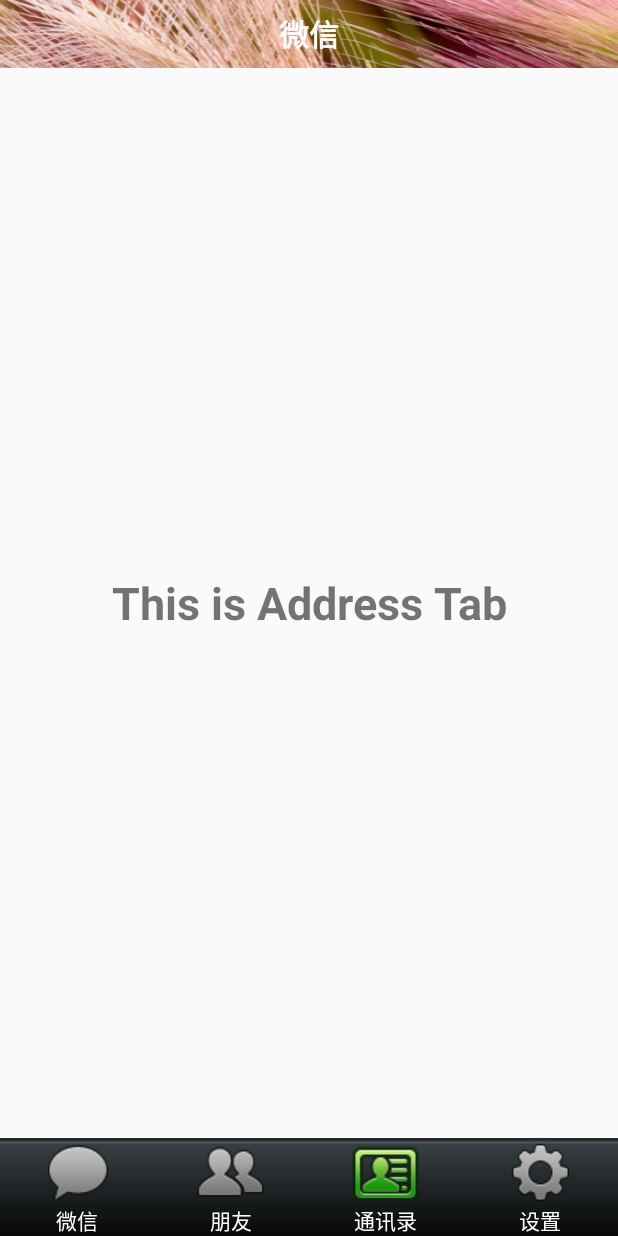
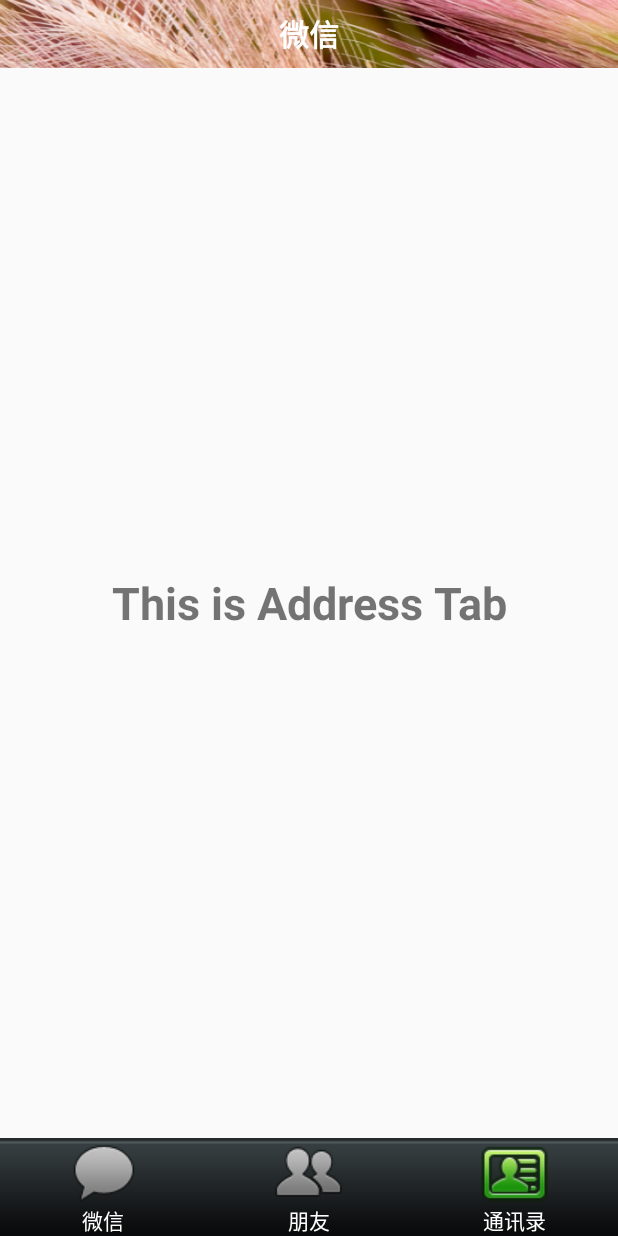
Before and after one commit to Issacwww/Yneed0.0.0, an Android app: the screen it shows after launch (Yneedapp), after a tap on "通讯录", on a phone screen of 412 x 824 dp. Run offline under Robolectric (Android 15) with nearby library versions, the phone set to English and light mode, and no system bars; 2 other taps on this screen came first.

Commit message:
导航栏页面减少为三个

```diff
--- a/app/src/main/java/com/yneed/yneed/Yneedapp.java
+++ b/app/src/main/java/com/yneed/yneed/Yneedapp.java
@@ -36,12 +36,11 @@ public class Yneedapp extends Activity implements OnClickListener
     private LinearLayout mTabWeixin;
     private LinearLayout mTabFrd;
     private LinearLayout mTabAddress;
-    private LinearLayout mTabSetting;
 
     private ImageButton mWeixinImg;
     private ImageButton mFrdImg;
     private ImageButton mAddressImg;
-    private ImageButton mSettingImg;
+
 
     @Override
     protected void onCreate(Bundle savedInstanceState)
@@ -61,7 +60,6 @@ public class Yneedapp extends Activity implements OnClickListener
         mTabWeixin.setOnClickListener(this);
         mTabFrd.setOnClickListener(this);
         mTabAddress.setOnClickListener(this);
-        mTabSetting.setOnClickListener(this);
         mViewPager.addOnPageChangeListener(new OnPageChangeListener()
         {
 
@@ -82,10 +80,7 @@ public class Yneedapp extends Activity implements OnClickListener
                         mAddressImg
                                 .setImageResource(R.drawable.tab_address_pressed);
                         break;
-                    case 3:
-                        mSettingImg
-                                .setImageResource(R.drawable.tab_settings_pressed);
-                        break;
+
 
                 }
 
@@ -112,22 +107,20 @@ public class Yneedapp extends Activity implements OnClickListener
         mTabWeixin = (LinearLayout) findViewById(R.id.id_tab_weixin);
         mTabFrd = (LinearLayout) findViewById(R.id.id_tab_frd);
         mTabAddress = (LinearLayout) findViewById(R.id.id_tab_address);
-        mTabSetting = (LinearLayout) findViewById(R.id.id_tab_settings);
+
         // ImageButton
         mWeixinImg = (ImageButton) findViewById(R.id.id_tab_weixin_img);
         mFrdImg = (ImageButton) findViewById(R.id.id_tab_frd_img);
         mAddressImg = (ImageButton) findViewById(R.id.id_tab_address_img);
-        mSettingImg = (ImageButton) findViewById(R.id.id_tab_settings_img);
+
 
         LayoutInflater mInflater = LayoutInflater.from(this);
         View tab01 = mInflater.inflate(R.layout.tab01, null);
         View tab02 = mInflater.inflate(R.layout.tab02, null);
         View tab03 = mInflater.inflate(R.layout.tab03, null);
-        View tab04 = mInflater.inflate(R.layout.tab04, null);
         mViews.add(tab01);
         mViews.add(tab02);
         mViews.add(tab03);
-        mViews.add(tab04);
 
         mAdapter = new PagerAdapter()
         {
@@ -182,11 +175,6 @@ public class Yneedapp extends Activity implements OnClickListener
                 mViewPager.setCurrentItem(2);
                 mAddressImg.setImageResource(R.drawable.tab_address_pressed);
                 break;
-            case R.id.id_tab_settings:
-                mViewPager.setCurrentItem(3);
-                mSettingImg.setImageResource(R.drawable.tab_settings_pressed);
-                break;
-
             default:
                 break;
         }
@@ -200,7 +188,6 @@ public class Yneedapp extends Activity implements OnClickListener
         mWeixinImg.setImageResource(R.drawable.tab_weixin_normal);
         mFrdImg.setImageResource(R.drawable.tab_find_frd_normal);
         mAddressImg.setImageResource(R.drawable.tab_address_normal);
-        mSettingImg.setImageResource(R.drawable.tab_settings_normal);
     }
 
 }
--- a/app/src/main/res/layout/bottom.xml
+++ b/app/src/main/res/layout/bottom.xml
@@ -74,27 +74,5 @@
             android:textColor="#ffffff" />
     </LinearLayout>
 
-    <LinearLayout
-        android:id="@+id/id_tab_settings"
-        android:layout_width="0dp"
-        android:layout_height="fill_parent"
-        android:layout_weight="1"
-        android:gravity="center"
-        android:orientation="vertical" >
-
-        <ImageButton
-            android:id="@+id/id_tab_settings_img"
-            android:layout_width="wrap_content"
-            android:layout_height="wrap_content"
-            android:background="#00000000"
-            android:clickable="false"
-            android:src="@drawable/tab_settings_normal" />
-
-        <TextView
-            android:layout_width="wrap_content"
-            android:layout_height="wrap_content"
-            android:text="设置"
-            android:textColor="#ffffff" />
-    </LinearLayout>
 
 </LinearLayout>
```
Also changed, not shown: app/src/main/res/layout/tab04.xml (deleted, +0 -15 lines).
